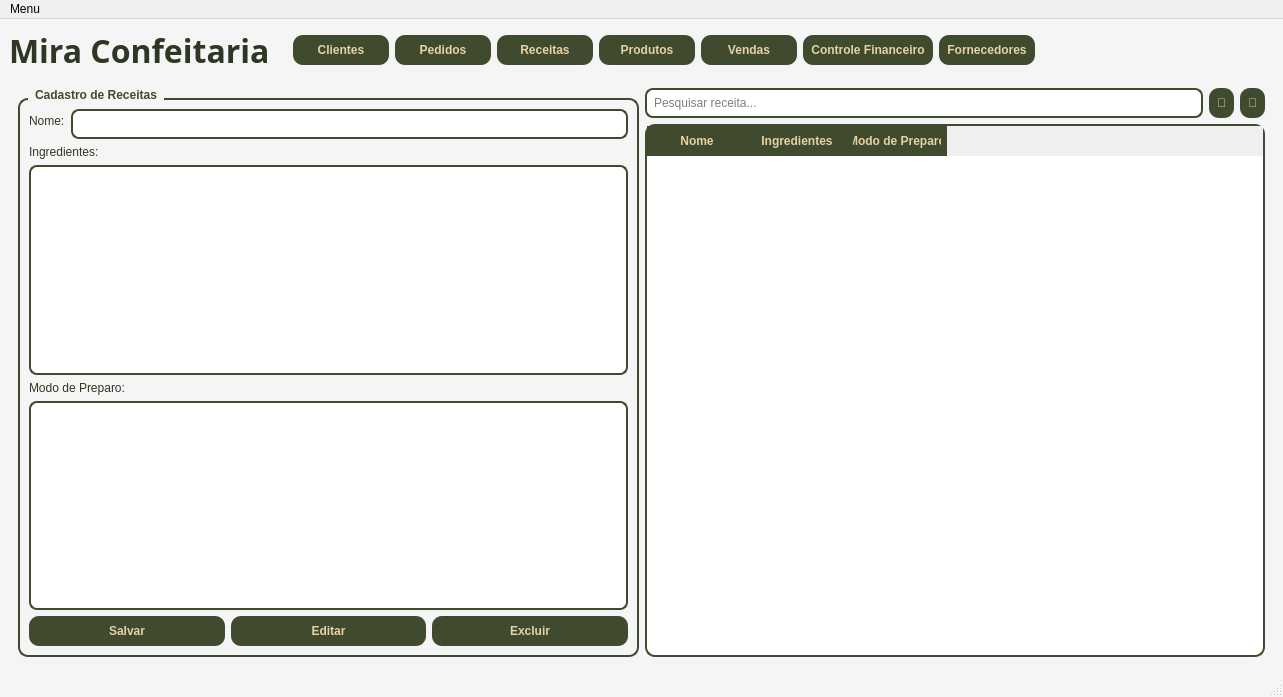
Qt form telas/tela_menu.ui (Faeldh/sistema_confeitaria) before a commit.
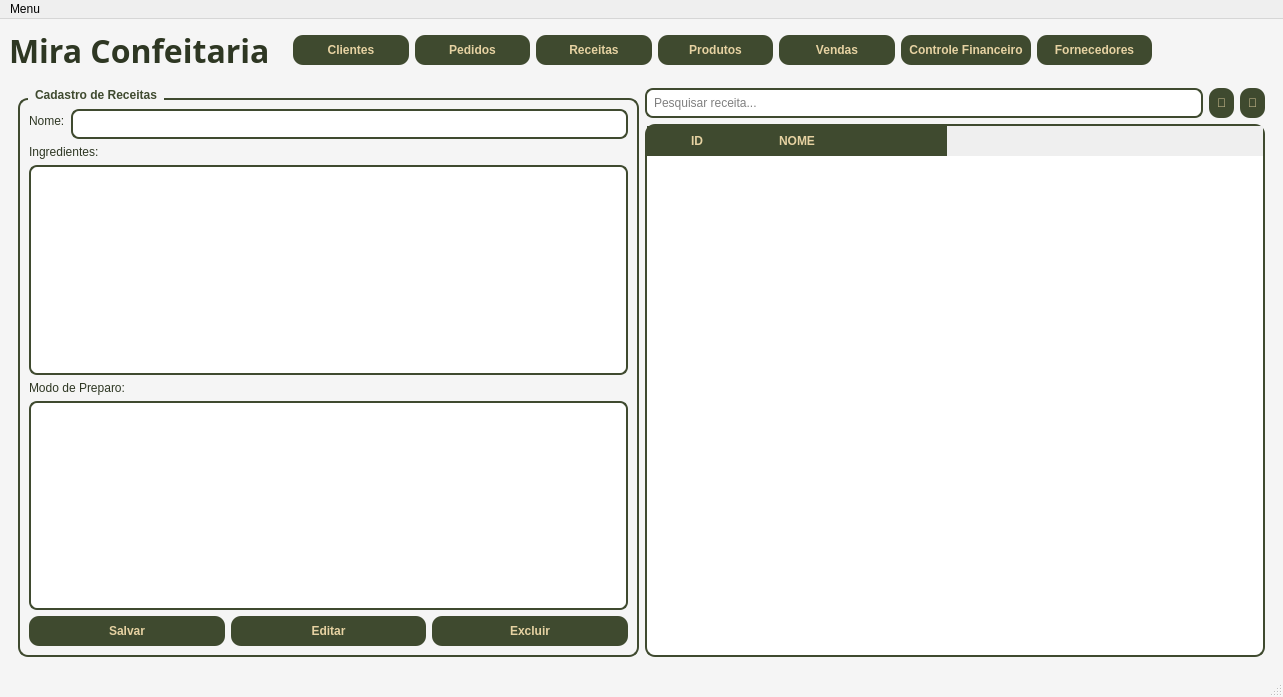
The same form after that commit. The open tabs and pages were chosen to show the change.

```diff
--- a/telas/tela_menu.ui
+++ b/telas/tela_menu.ui
@@ -148,7 +148,7 @@
         <item>
          <widget class="QLabel" name="label_4">
           <property name="text">
-           <string>                                                                      </string>
+           <string/>
           </property>
          </widget>
         </item>
@@ -975,17 +975,17 @@
             </property>
             <column>
              <property name="text">
-              <string>Nome</string>
+              <string>ID</string>
              </property>
             </column>
             <column>
              <property name="text">
-              <string>Ingredientes</string>
+              <string>NOME</string>
              </property>
             </column>
             <column>
              <property name="text">
-              <string>Modo de Preparo</string>
+              <string/>
              </property>
             </column>
            </widget>
```
Left out of the diff: 4 changed lines with no effect on the pictures.
